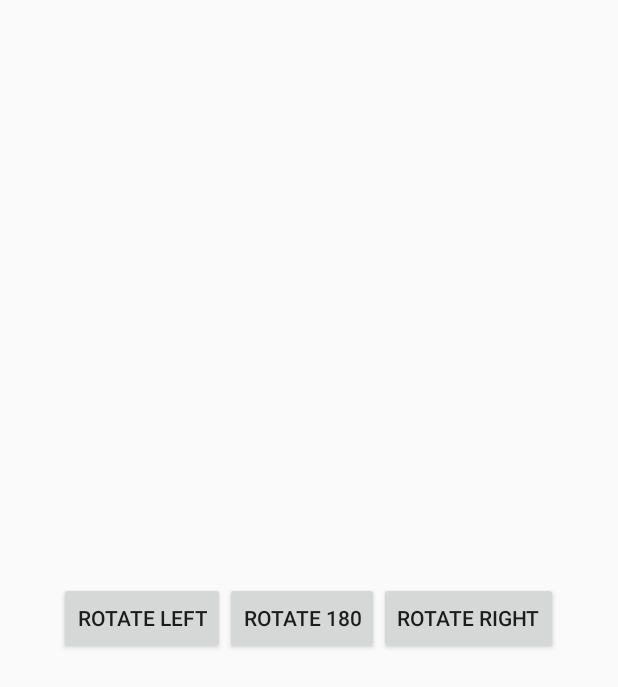
After one commit to mvb0005/RevolvingFours, an Android app: the layout fragment_rotation.xml on its own in the app's theme, with its tools: preview values and no code run, on a phone screen of 412 x 824 dp. The commit adds this screen. Shown: the top 687 px of the screen. Run offline under Robolectric (Android 15) with nearby library versions, the phone set to English and light mode, and no system bars.

Commit message:
Add RotationFragment, including three buttons.

```diff
--- a/app/src/main/java/edu/auburn/respectedprocess/revolvingfour/MainActivity.java
+++ b/app/src/main/java/edu/auburn/respectedprocess/revolvingfour/MainActivity.java
@@ -3,6 +3,8 @@ package edu.auburn.respectedprocess.revolvingfour;
 import android.animation.Animator;
 import android.animation.ObjectAnimator;
 import android.animation.ValueAnimator;
+import android.net.Uri;
+import android.support.v4.app.FragmentActivity;
 import android.support.v7.app.AppCompatActivity;
 import android.os.Bundle;
 import android.util.Log;
@@ -11,7 +13,7 @@ import android.view.View;
 
 import edu.auburn.respectedprocess.revolvingfour.views.GameBoardView;
 
-public class MainActivity extends AppCompatActivity {
+public class MainActivity extends AppCompatActivity implements RotationFragment.OnFragmentInteractionListener {
 
     GameBoardView gameBoardView;
     @Override
--- /dev/null
+++ b/app/src/main/res/layout/fragment_rotation.xml
@@ -0,0 +1,26 @@
+<LinearLayout xmlns:android="http://schemas.android.com/apk/res/android"
+    xmlns:tools="http://schemas.android.com/tools"
+    android:layout_width="match_parent"
+    android:layout_height="match_parent"
+    android:orientation="horizontal"
+    android:gravity="center"
+    tools:context="edu.auburn.respectedprocess.revolvingfour.RotationFragment">
+
+    <Button
+        android:id="@+id/rotateleft"
+        android:layout_width="wrap_content"
+        android:layout_height="wrap_content"
+        android:text="@string/rotate_left" />
+    <Button
+        android:id="@+id/rotate180"
+        android:layout_width="wrap_content"
+        android:layout_height="wrap_content"
+        android:text="@string/rotate_180" />
+    <Button
+        android:id="@+id/rotateright"
+        android:layout_width="wrap_content"
+        android:layout_height="wrap_content"
+        android:text="@string/rotate_right" />
+
+
+</LinearLayout>
--- a/app/src/main/res/values/strings.xml
+++ b/app/src/main/res/values/strings.xml
@@ -1,3 +1,6 @@
 <resources>
     <string name="app_name">RevolvingFour</string>
+    <string name="rotate_left">Rotate Left</string>
+    <string name="rotate_180">Rotate 180</string>
+    <string name="rotate_right">Rotate Right</string>
 </resources>
```
Also changed, not shown: app/src/main/java/edu/auburn/respectedprocess/revolvingfour/RotationFragment.java (added, +87 -0 lines), app/src/main/res/layout/activity_main.xml (+8 -0 lines).
